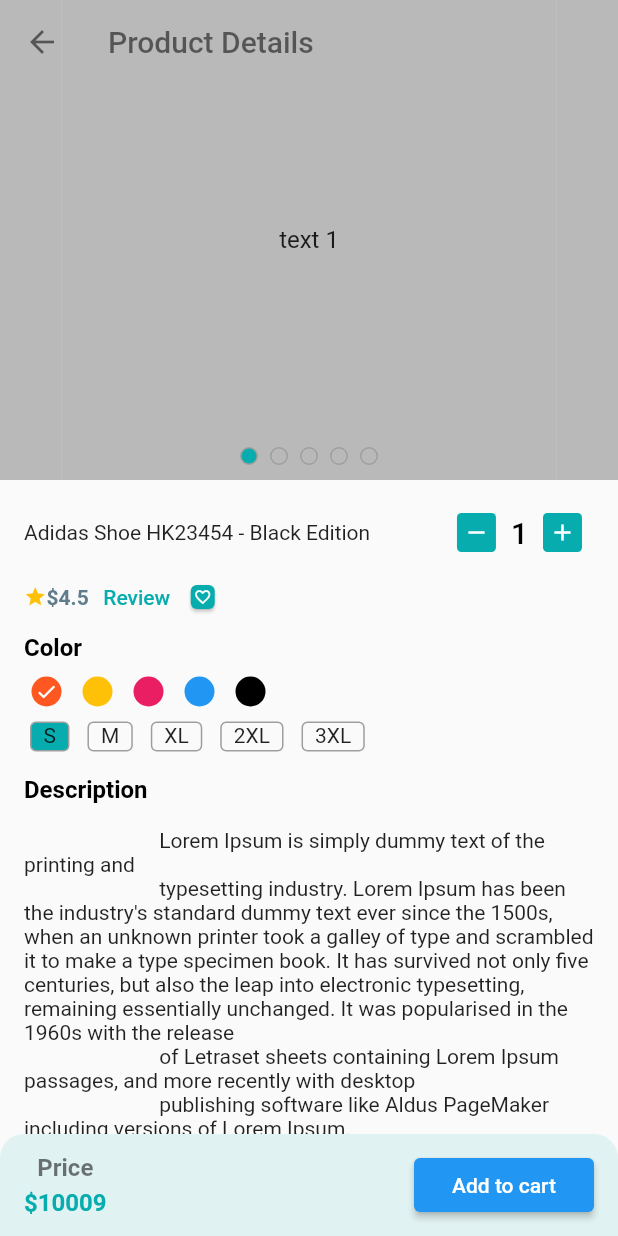
After one commit to Nahin-CDR/craftyBay, a Flutter app: the screen it shows after launch, after a tap on "Nike Shoe Ak4569", on a phone screen of 412 x 824 dp. The commit adds this screen. Run offline on Flutter 3.47's test engine with Material 2 defaults, Android fonts, the phone set to English and light mode, and no system bars; drawn by our look-alikes of carousel_slider; our stand-ins replace flutter_svg, get, pin_code_fields.

Commit message:
product details screen done

```diff
--- a/lib/presentation/ui/screens/homeScreen.dart
+++ b/lib/presentation/ui/screens/homeScreen.dart
@@ -6,7 +6,6 @@ import 'package:ecommerce/presentation/ui/widgets/home/sectionHeader.dart';
 import 'package:flutter/material.dart';
 import 'package:flutter_svg/svg.dart';
 import 'package:get/get.dart';
-
 import '../widgets/categoryCard.dart';
 import '../widgets/circularIconButton.dart';
 import '../widgets/home/productCard.dart';
--- /dev/null
+++ b/lib/presentation/ui/screens/productDetailsScreen.dart
@@ -0,0 +1,240 @@
+import 'package:ecommerce/presentation/ui/widgets/home/customStepper.dart';
+import 'package:ecommerce/presentation/ui/widgets/home/productImageSlider.dart';
+import 'package:flutter/material.dart';
+import '../utility/colorManager.dart';
+
+class ProductDetailsScreen extends StatefulWidget {
+  const ProductDetailsScreen({super.key});
+
+  @override
+  State<ProductDetailsScreen> createState() => _ProductDetailsScreenState();
+}
+
+class _ProductDetailsScreenState extends State<ProductDetailsScreen> {
+
+  List<Color>colors = [
+    Colors.deepOrange,
+    Colors.amber,
+    Colors.pink,
+    Colors.blue,
+    Colors.black
+  ];
+  List<String>sizes = [
+    "S",
+    "M",
+    "XL",
+    "2XL",
+    "3XL"
+  ];
+  int selectedColorIndex = 0;
+  int selectedSizeIndex = 0;
+  @override
+  Widget build(BuildContext context) {
+    return Scaffold(
+      body: SafeArea(
+        child: Column(
+          children: [
+            /// header portion
+            Stack(
+              children: [
+                const ProductImageSlider(),
+                AppBar(
+                  title: const Text("Product Details",style: TextStyle(color: Colors.black54)),
+                  leading: const BackButton(color: Colors.black54),
+                  backgroundColor: Colors.transparent,
+                  elevation: 0,
+                )
+              ],
+            ),
+            /// body portion
+            Expanded(
+                child: SingleChildScrollView(
+                  child: Padding(
+                    padding:const EdgeInsets.all(16),
+                    child: Column(
+                      crossAxisAlignment: CrossAxisAlignment.start,
+                      children: [
+                        Row(
+                          children: [
+                            const Expanded(child: Text("Adidas Shoe HK23454 - Black Edition")),
+                            CustomStepper(
+                                lowerLimit: 1,
+                                upperLimit: 10,
+                                stepValue: 1,
+                                value: 1,
+                                onChange:(newValue){
+                                  print(newValue);
+                                }
+                            )
+                          ],
+                        ),
+                        Row(
+                          children: [
+                            Row(
+                              mainAxisAlignment: MainAxisAlignment.spaceBetween,
+                              children: [
+                                const Wrap(
+                                  crossAxisAlignment: WrapCrossAlignment.center,
+                                  children: [
+                                    Icon(Icons.star,size: 15,color: Colors.amber),
+                                    Text("\$4.5",
+                                        style: TextStyle(
+                                            overflow:TextOverflow.ellipsis,
+                                            fontSize: 14,
+                                            fontWeight: FontWeight.w600,
+                                            color: Colors.blueGrey
+                                        )
+                                    )
+                                  ],
+                                ),
+                                TextButton(
+                                    onPressed: (){},
+                                    child: const Text("Review",style: TextStyle(
+                                        color: ColorsManager.appPrimaryColor
+                                    ))
+                                ),
+                                const Card(
+                                  color: ColorsManager.appPrimaryColor,
+                                  child: Padding(
+                                    padding: EdgeInsets.all(2.0),
+                                    child: Icon(Icons.favorite_border,size: 12,color: Colors.white),
+                                  ),
+                                )
+                              ],
+                            )
+                          ],
+                        ),
+                        const Text(
+                            "Color",
+                            style: TextStyle(
+                                fontSize: 16,
+                                color: Colors.black,
+                                fontWeight: FontWeight.w700
+                            )
+                        ),
+                        const SizedBox(height: 10),
+                        SizedBox(
+                          height: 20,
+                          child: ListView.separated(
+                              scrollDirection: Axis.horizontal,
+                              itemCount: colors.length,
+                              itemBuilder :  (context,index){
+                                return InkWell(
+                                    borderRadius: BorderRadius.circular(20.0),
+                                    onTap: (){
+                                      selectedColorIndex = index;
+                                      if(mounted){
+                                        setState(() {});
+                                      }
+                                    },
+                                    child: CircleAvatar(
+                                      radius: 15,
+                                      backgroundColor: colors[index],
+                                      child: selectedColorIndex == index ? const Icon(Icons.done,size: 15,color: Colors.white) : null,
+                                    )
+                                );
+                              },
+                              separatorBuilder: (BuildContext context, int index) {
+                                return const SizedBox(width: 4);
+                              }
+                          ),
+                        ),
+                        const SizedBox(height: 10),
+                        SizedBox(
+                          height: 20,
+                          child: ListView.separated(
+                              scrollDirection: Axis.horizontal,
+                              itemCount: sizes.length,
+                              itemBuilder :  (context,index){
+                                return InkWell(
+                                    borderRadius: BorderRadius.circular(20.0),
+                                    onTap: (){
+                                      selectedSizeIndex = index;
+                                      if(mounted){
+                                        setState(() {});
+                                      }
+                                    },
+                                    child: Container(
+                                      margin: const EdgeInsets.symmetric(horizontal: 4),
+                                      padding: const EdgeInsets.symmetric(horizontal: 8),
+                                      decoration: BoxDecoration(
+                                        border:Border.all(color: Colors.grey),
+                                        borderRadius: BorderRadius.circular(4.0),
+                                        color: selectedSizeIndex == index ? ColorsManager.appPrimaryColor : null,
+                                      ),
+                                      child: Text(sizes[index]),
+                                    )
+                                );
+                              },
+                              separatorBuilder: (BuildContext context, int index) {
+                                return const SizedBox(width: 4);
+                              }
+                          ),
+                        ),
+                        /// footer portion
+                        const SizedBox(height: 16),
+                        const Text("Description",
+                            style: TextStyle(
+                                fontSize: 16,
+                                color: Colors.black,
+                                fontWeight: FontWeight.w700
+                            )),
+                        const SizedBox(height: 16),
+                        const Text('''
+                          Lorem Ipsum is simply dummy text of the printing and
+                          typesetting industry. Lorem Ipsum has been the industry's standard dummy text ever since the 1500s, when an unknown printer took a galley of type and scrambled it to make a type specimen book. It has survived not only five centuries, but also the leap into electronic typesetting, remaining essentially unchanged. It was popularised in the 1960s with the release
+                          of Letraset sheets containing Lorem Ipsum passages, and more recently with desktop
+                          publishing software like Aldus PageMaker including versions of Lorem Ipsum.
+                        '''),
+                      ],
+                    ),
+                  ),
+                ),
+            ),
+            Container(
+              decoration: BoxDecoration(
+                color: ColorsManager.appPrimaryColor.withOpacity(.1),
+                borderRadius: const BorderRadius.only(
+                  topLeft: Radius.circular(16),
+                  topRight: Radius.circular(16)
+                )
+              ),
+              padding: const EdgeInsets.symmetric(horizontal: 16,vertical: 10),
+              child: Row(
+                mainAxisAlignment: MainAxisAlignment.spaceBetween,
+                children: [
+                  const Column(
+                    children: [
+                      Text("Price",
+                          style: TextStyle(
+                            color: Colors.black54,
+                            fontWeight: FontWeight.w600,
+                            fontSize: 16
+                          )
+                      ),
+                      SizedBox(height: 4),
+                      Text("\$10009",
+                          style: TextStyle(
+                              color: ColorsManager.appPrimaryColor,
+                              fontWeight: FontWeight.w600,
+                              fontSize: 16
+                      ))
+                    ],
+                  ),
+                  SizedBox(
+                    width: 120,
+                    child: ElevatedButton(
+                      onPressed: (){
+                      },
+                      child: const Text("Add to cart"),
+                    ),
+                  )
+                ],
+              ),
+            )
+          ],
+        ),
+      ),
+    );
+  }
+}
--- /dev/null
+++ b/lib/presentation/ui/widgets/home/customStepper.dart
@@ -0,0 +1,88 @@
+import 'package:ecommerce/presentation/ui/utility/colorManager.dart';
+import 'package:flutter/material.dart';
+
+
+class CustomStepper extends StatefulWidget {
+  CustomStepper({
+    super.key,
+    required this.lowerLimit,
+    required this.upperLimit,
+    required this.stepValue,
+    required this.value,
+    required this.onChange,
+  });
+
+  final int lowerLimit;
+  final int upperLimit;
+  final int stepValue;
+  int value;
+  final Function(int) onChange;
+
+  @override
+  // ignore: library_private_types_in_public_api
+  _CustomStepperState createState() => _CustomStepperState();
+}
+
+class _CustomStepperState extends State<CustomStepper> {
+  @override
+  Widget build(BuildContext context) {
+    return Container(
+      padding: const EdgeInsets.symmetric(horizontal: 8, vertical: 6),
+      decoration: BoxDecoration(borderRadius: BorderRadius.circular(50)),
+      child: Row(
+        mainAxisAlignment: MainAxisAlignment.center,
+        children: [
+          InkWell(
+            borderRadius: BorderRadius.circular(30),
+            child: Container(
+              padding: const EdgeInsets.all(4),
+              decoration: BoxDecoration(
+                  color: ColorsManager.appPrimaryColor,
+                  borderRadius: BorderRadius.circular(3)
+              ),
+              child: const Icon(
+                Icons.remove,
+                color: Colors.white,
+                size: 18,
+              ),
+            ),
+            onTap: () {
+              widget.value = widget.value == widget.lowerLimit ? widget.lowerLimit : widget.value -= widget.stepValue;
+              widget.onChange(widget.value);
+              setState(() {});
+            },
+          ),
+          Padding(
+            padding: const EdgeInsets.symmetric(horizontal: 10),
+            child: Text('${widget.value}',
+              style: Theme.of(context).textTheme.titleLarge?.copyWith(
+                color: Colors.black
+              ),
+              textAlign: TextAlign.center,
+            ),
+          ),
+          InkWell(
+            borderRadius: BorderRadius.circular(30),
+            child: Container(
+              padding: const EdgeInsets.all(4),
+              decoration: BoxDecoration(
+                  color: ColorsManager.appPrimaryColor,
+                  borderRadius: BorderRadius.circular(3)
+              ),
+              child: const Icon(
+                Icons.add,
+                color: Colors.white,
+                size: 18,
+              ),
+            ),
+            onTap: () {
+              widget.value = widget.value == widget.upperLimit ? widget.upperLimit : widget.value += widget.stepValue;
+              widget.onChange(widget.value);
+              setState(() {});
+            },
+          ),
+        ],
+      ),
+    );
+  }
+}
--- a/lib/presentation/ui/widgets/home/productCard.dart
+++ b/lib/presentation/ui/widgets/home/productCard.dart
@@ -1,4 +1,6 @@
+import 'package:ecommerce/presentation/ui/screens/productDetailsScreen.dart';
 import 'package:flutter/material.dart';
+import 'package:get/get.dart';
 
 import '../../utility/assetManager.dart';
 import '../../utility/colorManager.dart';
@@ -7,7 +9,12 @@ class ProductCard extends StatelessWidget {
 
   @override
   Widget build(BuildContext context) {
-    return Card(
+    return InkWell(
+      borderRadius:BorderRadius.circular(8.0),
+      onTap: (){
+        Get.to(const ProductDetailsScreen());
+      },
+      child: Card(
         child: SizedBox(
           width: 130,
           child: Column(
@@ -76,6 +83,7 @@ class ProductCard extends StatelessWidget {
             ],
           ),
         ),
+      ),
     );
   }
 }
--- /dev/null
+++ b/lib/presentation/ui/widgets/home/productImageSlider.dart
@@ -0,0 +1,149 @@
+import 'package:carousel_slider/carousel_slider.dart';
+import 'package:flutter/material.dart';
+import '../../utility/colorManager.dart';
+
+class ProductImageSlider extends StatefulWidget {
+  const ProductImageSlider({super.key});
+
+  @override
+  State<ProductImageSlider> createState() => _ProductImageSliderState();
+}
+
+class _ProductImageSliderState extends State<ProductImageSlider> {
+  final ValueNotifier<int> _selectedSlider = ValueNotifier(0);
+  List<Widget>dotList = [
+    Container(
+      margin: const EdgeInsets.symmetric(horizontal: 4),
+      width: 12,
+      height: 12,
+      decoration: BoxDecoration(
+          border: Border.all(color: Colors.grey),
+          borderRadius: BorderRadius.circular(10)
+      ),
+    ),
+    Container(
+      margin: const EdgeInsets.symmetric(horizontal: 4),
+      width: 12,
+      height: 12,
+      decoration: BoxDecoration(
+          border: Border.all(color: Colors.grey),
+          borderRadius: BorderRadius.circular(10)
+      ),
+    ),
+    Container(
+      margin: const EdgeInsets.symmetric(horizontal: 4),
+      width: 12,
+      height: 12,
+      decoration: BoxDecoration(
+          border: Border.all(color: Colors.grey),
+          borderRadius: BorderRadius.circular(10)
+      ),
+    ),
+    Container(
+      margin: const EdgeInsets.symmetric(horizontal: 4),
+      width: 12,
+      height: 12,
+      decoration: BoxDecoration(
+          border: Border.all(color: Colors.grey),
+          borderRadius: BorderRadius.circular(10)
+      ),
+    ),
+    Container(
+      margin: const EdgeInsets.symmetric(horizontal: 4),
+      width: 12,
+      height: 12,
+      decoration: BoxDecoration(
+          border: Border.all(color: Colors.grey),
+          borderRadius: BorderRadius.circular(10)
+      ),
+    )
+  ];
+  @override
+  Widget build(BuildContext context) {
+    return Stack(
+      children: [
+        CarouselSlider(
+          options: CarouselOptions(
+              height: 320.0,
+              autoPlay: false,
+              autoPlayInterval: const Duration(seconds: 3),
+              onPageChanged: (int page,_){
+                _selectedSlider.value = page;
+              }
+          ),
+          items: [1,2,3,4,5].map((i) {
+            return Builder(
+              builder: (BuildContext context) {
+                return Container(
+                    width: MediaQuery.of(context).size.width,
+                    margin: const EdgeInsets.symmetric(horizontal: 0.0),
+                    decoration:  BoxDecoration(color: Colors.grey.withOpacity(.7)),
+                    child: Center(
+                      child: Text('text $i', style: const TextStyle(fontSize: 16.0)),
+                    )
+                );
+              },
+            );
+          }).toList(),
+        ),
+        Positioned(
+            bottom: 10,
+            left: 0,
+            right: 0,
+            child: ValueListenableBuilder(
+                valueListenable: _selectedSlider,
+                builder: (context,value,_){
+                  if(value>0){
+                    dotList[value-1] = Container(
+                      margin: const EdgeInsets.symmetric(horizontal: 4),
+                      width: 12,
+                      height: 12,
+                      decoration: BoxDecoration(
+                          border: Border.all(color: Colors.grey),
+                          borderRadius: BorderRadius.circular(10),
+                          color:null
+                      ),
+                );
+                dotList[value] = Container(
+                  margin: const EdgeInsets.symmetric(horizontal: 4),
+                  width: 12,
+                  height: 12,
+                  decoration: BoxDecoration(
+                      border: Border.all(color: Colors.grey),
+                      borderRadius: BorderRadius.circular(10),
+                      color: ColorsManager.appPrimaryColor
+                  ),
+                );
+              }else{
+                dotList[4] = Container(
+                  margin: const EdgeInsets.symmetric(horizontal: 4),
+                  width: 12,
+                  height: 12,
+                  decoration: BoxDecoration(
+                      border: Border.all(color: Colors.grey),
+                      borderRadius: BorderRadius.circular(10),
+                      color: null
+                  ),
+                );
+                dotList[value] = Container(
+                  margin: const EdgeInsets.symmetric(horizontal: 4),
+                  width: 12,
+                  height: 12,
+                  decoration: BoxDecoration(
+                      border: Border.all(color: Colors.grey),
+                      borderRadius: BorderRadius.circular(10),
+                      color: ColorsManager.appPrimaryColor
+                  ),
+                );
+              }
+              return Row(
+                mainAxisAlignment: MainAxisAlignment.center,
+                children: dotList,
+              );
+            }
+        )
+        )
+      ],
+    );
+  }
+}
```
Lines whose indentation alone changed are shown as unchanged.
